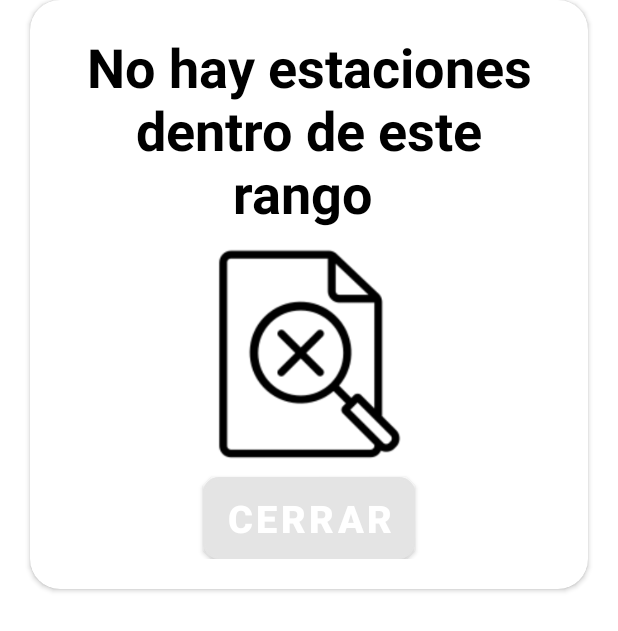
After one commit to infinity416/INIFAP_APP, an Android app: the layout alertdialog_sinrango.xml on its own in the app's theme, with its tools: preview values and no code run, on a phone screen of 412 x 824 dp. The commit adds this screen. Shown: the top 631 px of the screen. Run offline under Robolectric (Android 15) with nearby library versions, the phone set to English and light mode, and no system bars.

Commit message:
27/06/24

```diff
--- a/app/build.gradle.kts
+++ b/app/build.gradle.kts
@@ -63,8 +63,11 @@ dependencies {
     implementation("androidx.recyclerview:recyclerview:1.3.2")
     //http
     implementation("com.squareup.okhttp3:okhttp:5.0.0-alpha.2")
+    //implementation("com.squareup.okhttp3:okthttp")
+
     //location
     implementation("com.google.android.gms:play-services-location:19.0.0")
+
     //Room
     implementation ("androidx.room:room-ktx:2.6.1")
     //implementation ("androidx.room:room-compiler:2.6.1")
--- /dev/null
+++ b/app/src/main/res/layout/alertdialog_sinrango.xml
@@ -0,0 +1,47 @@
+<?xml version="1.0" encoding="utf-8"?>
+<androidx.cardview.widget.CardView xmlns:android="http://schemas.android.com/apk/res/android"
+    android:layout_width="match_parent"
+    android:layout_height="wrap_content"
+    xmlns:app="http://schemas.android.com/apk/res-auto"
+    app:cardBackgroundColor="@color/white"
+    app:cardCornerRadius="20dp"
+    android:layout_marginHorizontal="20dp">
+
+    <LinearLayout
+        android:layout_width="match_parent"
+        android:layout_height="match_parent"
+        android:gravity="center"
+        android:orientation="vertical"
+        android:padding="20dp">
+
+        <TextView
+            android:id="@+id/msmdialogwifi"
+            android:layout_width="match_parent"
+            android:layout_height="wrap_content"
+            android:gravity="center"
+            android:text="No hay estaciones dentro de este rango "
+            android:textSize="36dp"
+            android:textStyle="bold"
+            android:textColor="@color/black"/>
+
+        <ImageView
+            android:id="@+id/imageView"
+            android:layout_width="262dp"
+            android:layout_height="165dp"
+            android:gravity="center"
+            android:orientation="vertical"
+            app:srcCompat="@drawable/notdatav2" />
+
+        <Button
+            android:id="@+id/btnclose9"
+            android:layout_width="wrap_content"
+            android:layout_height="wrap_content"
+            android:background="@drawable/style_border"
+            android:text="Cerrar"
+            android:gravity="center"
+            android:textSize="25dp"
+            android:textStyle="bold" />
+
+    </LinearLayout>
+
+</androidx.cardview.widget.CardView>
```
Also changed, not shown: app/src/main/java/com/example/riego/fragments/BusquedaFragment.kt (+11 -13 lines), app/src/main/java/com/example/riego/fragments/GraficoFragment.kt (+13 -21 lines), app/src/main/java/com/example/riego/fragments/HistoricoFragment.kt (+18 -15 lines), app/src/main/res/drawable/notdatav2.png (added).
